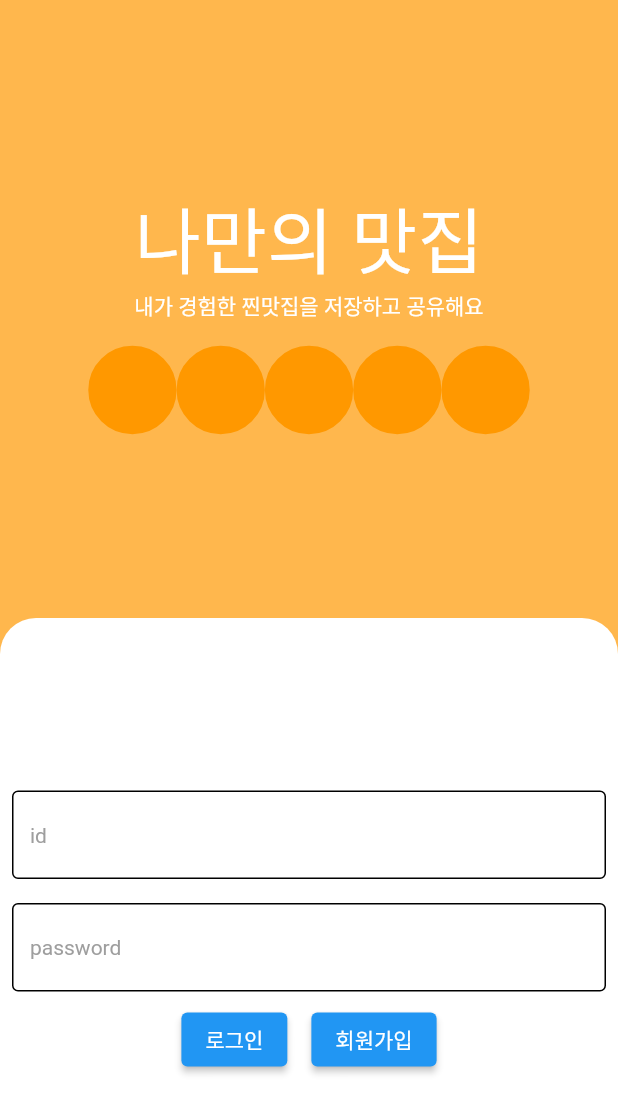
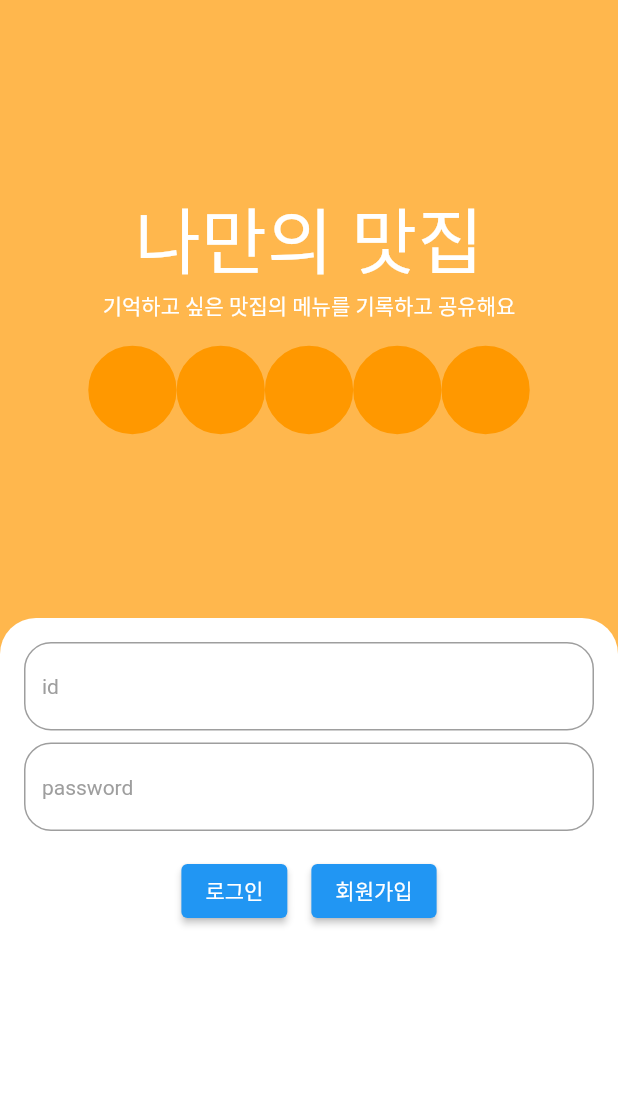
Before and after one commit to hyeonwu-jang/Flutter, a Flutter app: the screen it shows after launch, on a phone screen of 412 x 824 dp. Shown: the top 1113 px of the screen. Run offline on Flutter 3.47's test engine with Material 2 defaults, Android fonts, the phone set to English and light mode, and no system bars; our stand-ins replace badges, dio, flutter_riverpod, flutter_secure_storage, go_router, google_mobile_ads and 2 more; missing offline and left inert: debounce_throttle; generated files the repository leaves out were written again.

Commit message:
복습이나하자~~

```diff
--- a/my_favorite_restaurant/lib/common/component/custom_text_form_field.dart
+++ b/my_favorite_restaurant/lib/common/component/custom_text_form_field.dart
@@ -24,18 +24,21 @@ class CustomTextFormField extends StatelessWidget {
             fontSize: 14.0
         ),
         border: OutlineInputBorder(   // 폼을 선택했을 때 생기는 라인
+          borderRadius: BorderRadius.circular(18.0),
           borderSide: BorderSide(
             color: Colors.black,
             width: 55.0,
           )
         ),
-        enabledBorder: OutlineInputBorder(  // 기본적으로 보여지는 라인
-          borderSide: BorderSide(
-            color: Colors.black,
-            width: 1.0
-          )
-        ),
+        // enabledBorder: OutlineInputBorder(  // 기본적으로 보여지는 라인
+        //   borderRadius: BorderRadius.circular(32.0),
+        //   borderSide: BorderSide(
+        //     color: Colors.black,
+        //     width: 1.0
+        //   )
+        // ),
         errorText: errorText,
+
       ),
       onChanged: onChanged,
     );
--- a/my_favorite_restaurant/lib/user/view/login_screen.dart
+++ b/my_favorite_restaurant/lib/user/view/login_screen.dart
@@ -9,6 +9,8 @@ class LoginScreen extends StatelessWidget {
   Widget build(BuildContext context) {
     return DefaultLayout(
       backgroundColor: Colors.orange[300],
+      child: SingleChildScrollView(   // 키보드가 침범하는 영역 조정
+        keyboardDismissBehavior: ScrollViewKeyboardDismissBehavior.onDrag,
         child: Column(
           mainAxisAlignment: MainAxisAlignment.start,
           children: [
@@ -27,16 +29,14 @@ class LoginScreen extends StatelessWidget {
                     ),
                   ),
                   Text(
-                  '내가 경험한 찐맛집을 저장하고 공유해요',
+                    '기억하고 싶은 맛집의 메뉴를 기록하고 공유해요',
                     style: TextStyle(
                       fontSize: 14.0,
                       fontWeight: FontWeight.w500,
                       color: Colors.white,
                     ),
                   ),
-                SizedBox(
-                  height: 16.0,
-                ),
+                  SizedBox(height: 16.0),
                   Row(
                     mainAxisAlignment: MainAxisAlignment.center,
                     children: [
@@ -59,23 +59,25 @@ class LoginScreen extends StatelessWidget {
                 ),
               ),
               child: Column(
-              mainAxisAlignment: MainAxisAlignment.center,
                 children: [
+                  SizedBox(height: 16.0),
                   Padding(
-                  padding: const EdgeInsets.all(8.0),
+                    padding: const EdgeInsets.symmetric(horizontal: 16.0),
                     child: CustomTextFormField(
                       hintText: 'id',
                       onChanged: (value) {},
                     ),
                   ),
+                  SizedBox(height: 8.0),
                   Padding(
-                  padding: const EdgeInsets.all(8.0),
+                    padding: const EdgeInsets.symmetric(horizontal: 16.0),
                     child: CustomTextFormField(
                       hintText: 'password',
                       obscureText: true,
                       onChanged: (value) {},
                     ),
                   ),
+                  SizedBox(height: 16.0),
                   Row(
                     mainAxisAlignment: MainAxisAlignment.center,
                     children: [
@@ -95,6 +97,7 @@ class LoginScreen extends StatelessWidget {
             ),
           ],
         ),
+      ),
     );
   }
 
```
Lines whose indentation alone changed are shown as unchanged.
